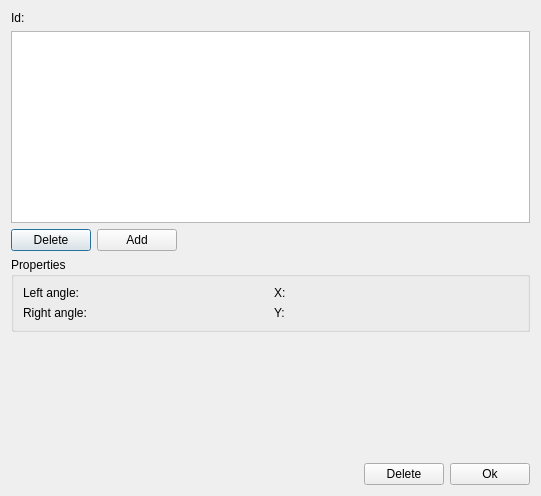
Qt form leveldesigner/WayPointEditor.ui (lunatik-210/codefest2013) before a commit.
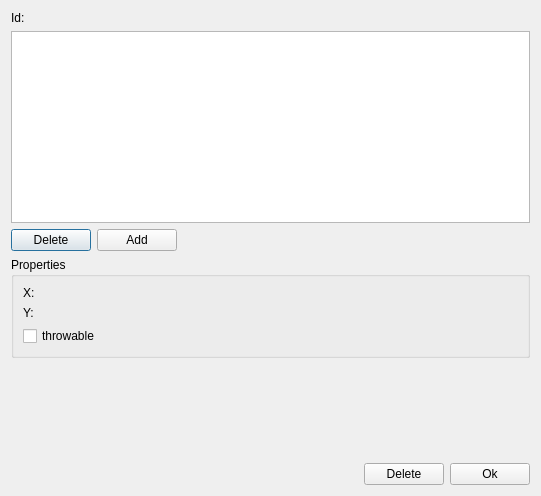
The same form after that commit.

Commit message: Fixedproblem with flag isThrowable && took a decision remove angle property from data

Patch:
```diff
--- a/leveldesigner/WayPointEditor.ui
+++ b/leveldesigner/WayPointEditor.ui
@@ -71,24 +71,6 @@
       <string>Properties</string>
      </property>
      <layout class="QHBoxLayout" name="horizontalLayout_3">
-      <item>
-       <layout class="QVBoxLayout" name="verticalLayout_3">
-        <item>
-         <widget class="QLabel" name="langle">
-          <property name="text">
-           <string>Left angle:</string>
-          </property>
-         </widget>
-        </item>
-        <item>
-         <widget class="QLabel" name="rangle">
-          <property name="text">
-           <string>Right angle:</string>
-          </property>
-         </widget>
-        </item>
-       </layout>
-      </item>
       <item>
        <layout class="QVBoxLayout" name="verticalLayout_4">
         <item>
@@ -105,6 +87,13 @@
           </property>
          </widget>
         </item>
+        <item>
+         <widget class="QCheckBox" name="isThrowable">
+          <property name="text">
+           <string>throwable</string>
+          </property>
+         </widget>
+        </item>
        </layout>
       </item>
      </layout>
```
The commit also changes 2 other files.
